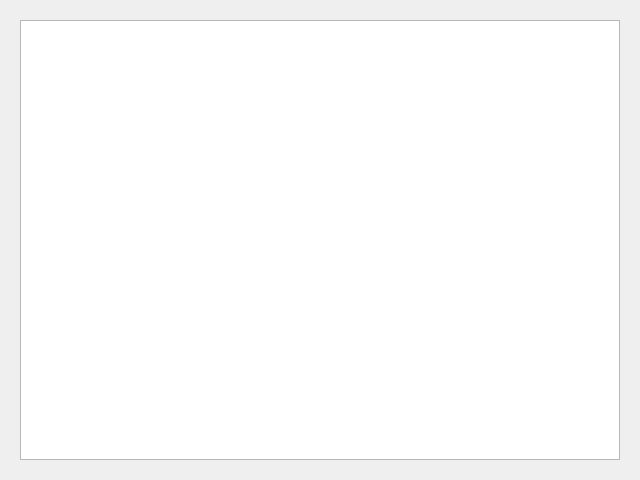
Above: app/et-history-window/et_history_window.ui from listens-to-spotify/la-calc before the change. Below: the same form after it.
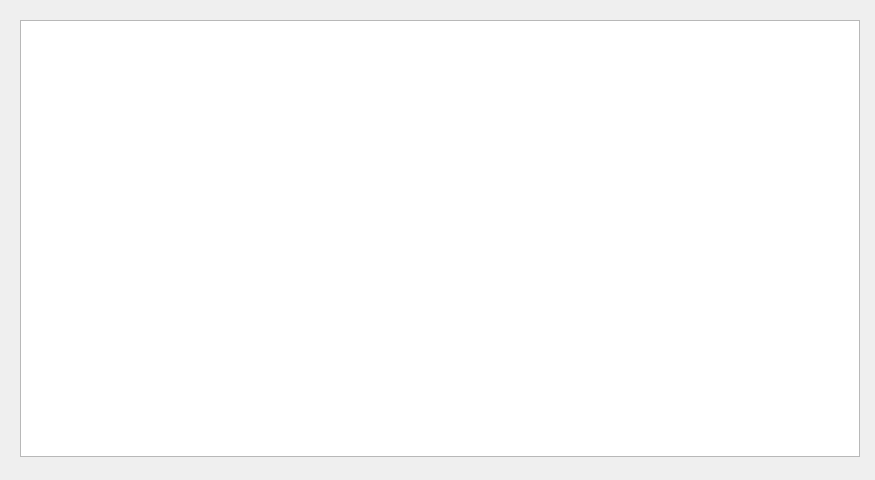
That is the form after the change.

Commit message: fixed window sizes

The edit to the form file:
```diff
--- a/app/et-history-window/et_history_window.ui
+++ b/app/et-history-window/et_history_window.ui
@@ -6,7 +6,7 @@
    <rect>
     <x>0</x>
     <y>0</y>
-    <width>640</width>
+    <width>875</width>
     <height>480</height>
    </rect>
   </property>
@@ -18,8 +18,8 @@
     <rect>
      <x>20</x>
      <y>20</y>
-     <width>600</width>
-     <height>440</height>
+     <width>840</width>
+     <height>437</height>
     </rect>
    </property>
   </widget>
```
The commit also changes 4 other files.
